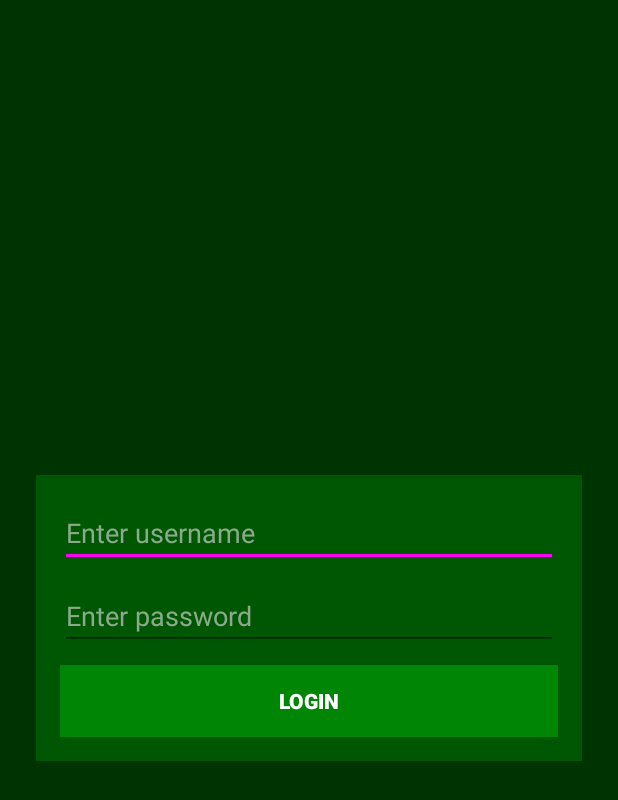
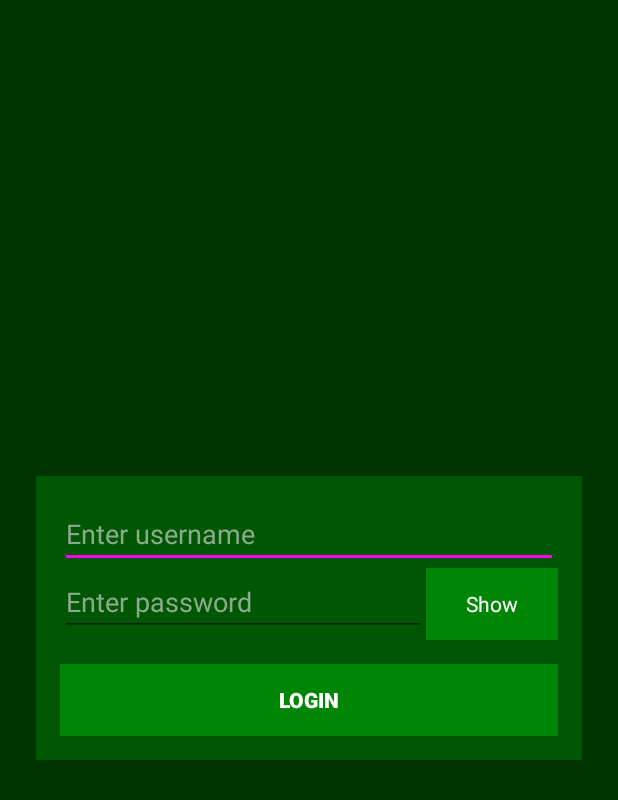
Before and after one commit to puhalskib/android-Login-Activity, an Android app: the screen it shows after launch (MainActivity), on a phone screen of 412 x 824 dp. Shown: the top 800 px of the screen. Run offline under Robolectric (Android 15) with nearby library versions, the phone set to English and light mode, and no system bars.

Commit message:
added show and hide password toggle button

```diff
--- a/app/src/main/java/com/example/loginactivity/MainActivity.kt
+++ b/app/src/main/java/com/example/loginactivity/MainActivity.kt
@@ -3,6 +3,8 @@ package com.example.loginactivity
 import android.content.Intent
 import androidx.appcompat.app.AppCompatActivity
 import android.os.Bundle
+import android.text.method.HideReturnsTransformationMethod
+import android.text.method.PasswordTransformationMethod
 import android.widget.Toast
 import kotlinx.android.synthetic.main.activity_main.*
 
@@ -17,6 +19,16 @@ class MainActivity : AppCompatActivity() {
         super.onCreate(savedInstanceState)
         setContentView(R.layout.activity_main)
 
+        //hide or show password button toggle
+        hidePassbtn.setOnCheckedChangeListener { _, isChecked ->
+            if (isChecked) {
+                passwordField.transformationMethod = HideReturnsTransformationMethod.getInstance()
+            } else {
+                passwordField.transformationMethod = PasswordTransformationMethod.getInstance()
+            }
+        }
+
+        //set login button on click event
         loginButton.setOnClickListener {
             //get username and password
             val inputUser:String = usernameField.text.toString()
--- a/app/src/main/res/layout/activity_main.xml
+++ b/app/src/main/res/layout/activity_main.xml
@@ -35,24 +35,46 @@
             android:textColorHint="@color/colorTextHint"
             tools:targetApi="o" />
 
-        <EditText
+        <androidx.constraintlayout.widget.ConstraintLayout
+            android:layout_width="match_parent"
+            android:layout_height="wrap_content">
+
+            <EditText
                 android:id="@+id/passwordField"
-                android:layout_width="match_parent"
+                android:layout_width="0dp"
                 android:layout_height="wrap_content"
-                android:layout_marginTop="10dp"
-                android:layout_marginBottom="10dp"
                 android:autofillHints=""
                 android:ems="10"
                 android:hint="@string/passHint"
                 android:inputType="textPassword"
                 android:textColor="@color/colorText"
                 android:textColorHint="@color/colorTextHint"
+                app:layout_constraintEnd_toStartOf="@+id/hidePassbtn"
+                app:layout_constraintStart_toStartOf="parent"
+                app:layout_constraintTop_toTopOf="parent"
                 tools:targetApi="o" />
+
+            <ToggleButton
+                android:id="@+id/hidePassbtn"
+                android:layout_width="wrap_content"
+                android:layout_height="wrap_content"
+                android:background="@color/colorPrimary"
+                android:textAppearance="@style/TextAppearance.AppCompat.Small"
+                android:textColor="@color/colorText"
+                android:textColorLink="@color/colorAccent"
+                android:textOff="@string/Show"
+                android:textOn="@string/Hide"
+                app:layout_constraintBottom_toBottomOf="parent"
+                app:layout_constraintEnd_toEndOf="parent"
+                app:layout_constraintTop_toTopOf="parent" />
+
+        </androidx.constraintlayout.widget.ConstraintLayout>
 
         <Button
             android:id="@+id/loginButton"
             android:layout_width="match_parent"
             android:layout_height="wrap_content"
+            android:layout_marginTop="16dp"
             android:background="@color/colorPrimary"
             android:text="@string/loginButton"
             android:textColor="@color/colorText"
--- a/app/src/main/res/values/strings.xml
+++ b/app/src/main/res/values/strings.xml
@@ -9,4 +9,6 @@
     <string name="newUser">Hello New User</string>
     <string name="demoTextStr">No data saving in demo version</string>
     <string name="demoReturnBtn">return</string>
+    <string name="Hide">Hide</string>
+    <string name="Show">Show</string>
 </resources>
```
Also changed, not shown: 1 other file.
